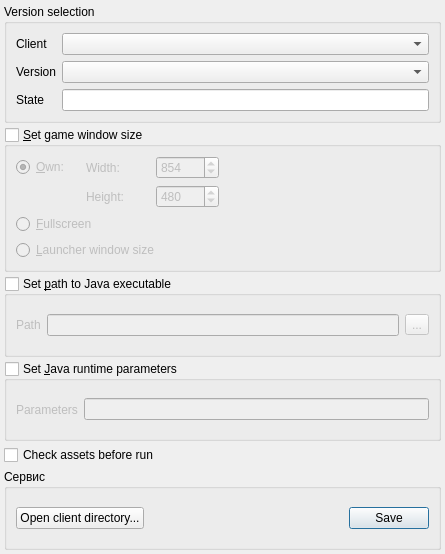
First picture: the form in settingsdialog.ui, repository dngulin/ttyhlauncher, before the edit.
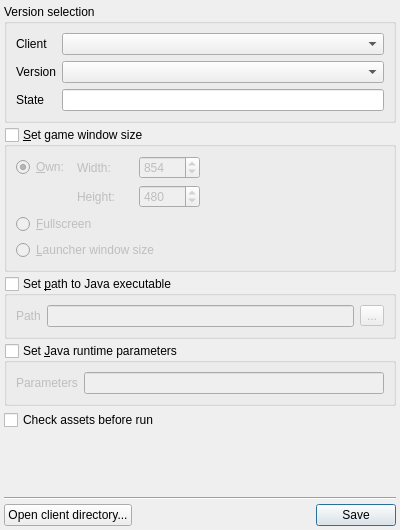
Second picture: the form after the edit. Icons and pictures are not drawn.

The edit to the form file:
```diff
--- a/settingsdialog.ui
+++ b/settingsdialog.ui
@@ -6,8 +6,8 @@
    <rect>
     <x>0</x>
     <y>0</y>
-    <width>445</width>
-    <height>554</height>
+    <width>400</width>
+    <height>530</height>
    </rect>
   </property>
   <property name="windowTitle">
@@ -223,17 +223,30 @@
     </widget>
    </item>
    <item>
-    <widget class="QGroupBox" name="serviceBox">
-     <property name="sizePolicy">
-      <sizepolicy hsizetype="Preferred" vsizetype="Minimum">
-       <horstretch>0</horstretch>
-       <verstretch>0</verstretch>
-      </sizepolicy>
+    <spacer name="verticalSpacer">
+     <property name="orientation">
+      <enum>Qt::Vertical</enum>
      </property>
-     <property name="title">
-      <string>Сервис</string>
+     <property name="sizeHint" stdset="0">
+      <size>
+       <width>20</width>
+       <height>0</height>
+      </size>
      </property>
-     <layout class="QHBoxLayout" name="horizontalLayout_4">
+    </spacer>
+   </item>
+   <item>
+    <widget class="Line" name="line">
+     <property name="orientation">
+      <enum>Qt::Horizontal</enum>
+     </property>
+    </widget>
+   </item>
+   <item>
+    <layout class="QHBoxLayout" name="buttonsLayout">
+     <property name="spacing">
+      <number>0</number>
+     </property>
       <item>
        <widget class="QPushButton" name="opendirButton">
         <property name="text">
@@ -265,7 +278,6 @@
        </widget>
       </item>
      </layout>
-    </widget>
    </item>
   </layout>
  </widget>
```
Left out of the diff: 9 changed lines with no effect on the pictures. Lines whose indentation alone changed are shown as unchanged.
